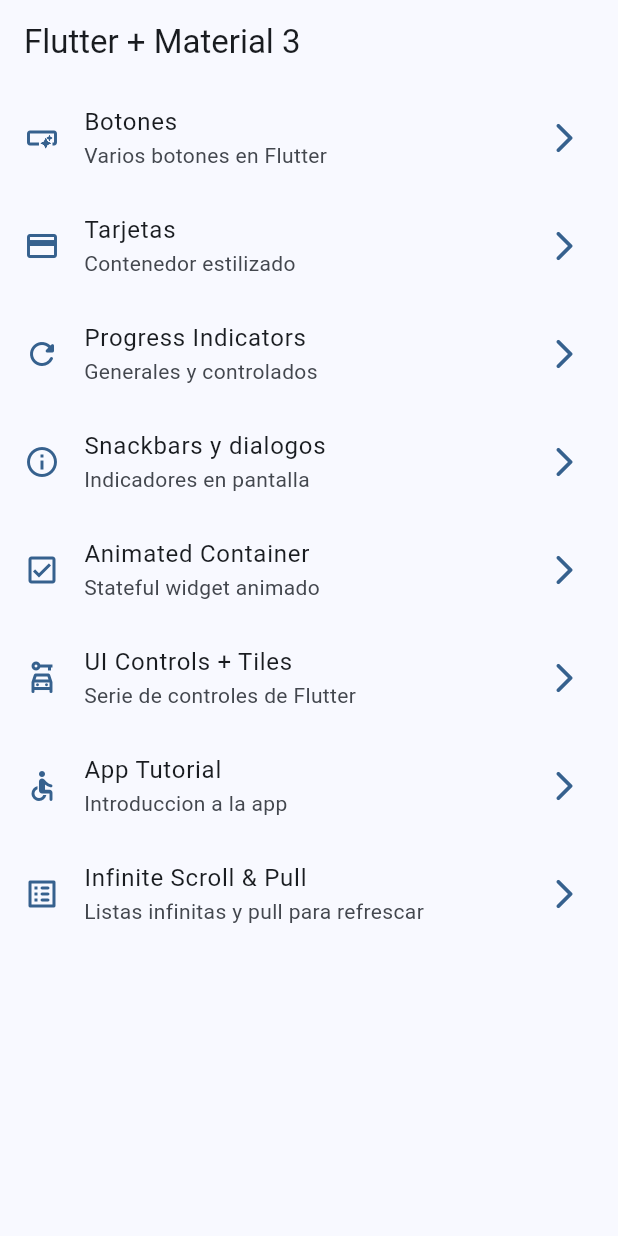
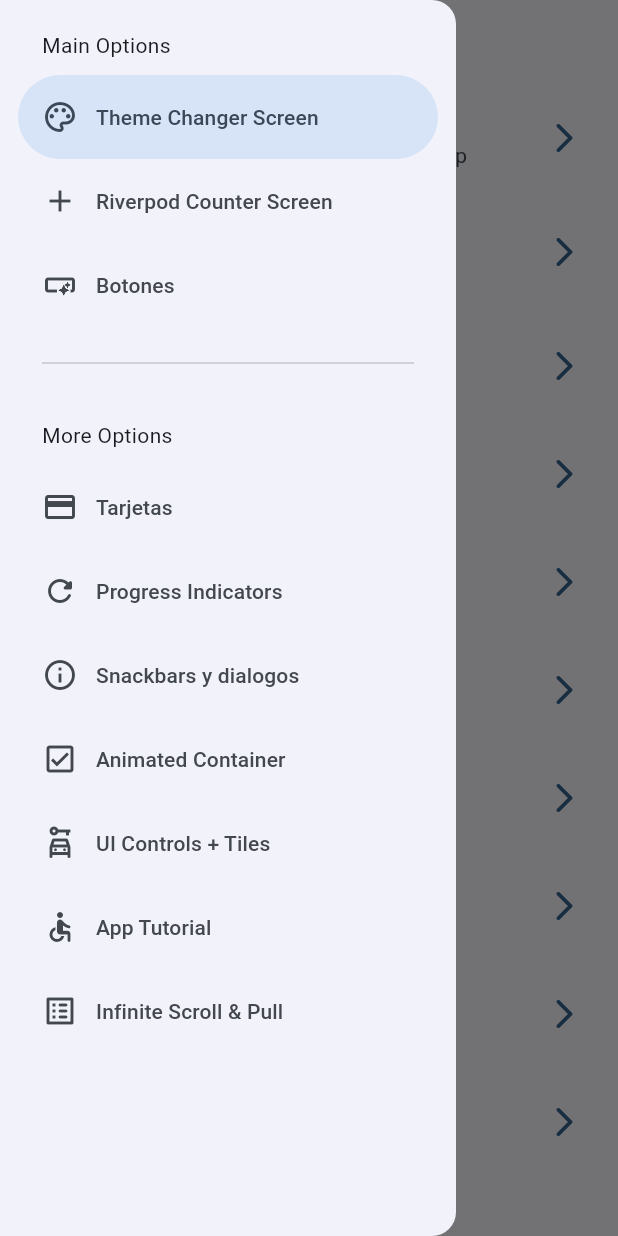
Before and after one commit to brunocoronado49/widgets_app, a Flutter app: the screen it shows after launch, with the side drawer open (before the commit the screen has no drawer), on a phone screen of 412 x 824 dp. Run offline on Flutter 3.47's test engine with Material 3 defaults, Android fonts, the phone set to English and light mode, and no system bars; our stand-ins replace animate_do, flutter_riverpod, go_router.

Commit message:
antes de statenotifies

```diff
--- a/lib/config/menu/menu_items.dart
+++ b/lib/config/menu/menu_items.dart
@@ -16,6 +16,18 @@ class MenuItems {
 }
 
 const appMenuItems = <MenuItems>[
+  MenuItems(
+    title: 'Theme Changer Screen',
+    subtitle: 'Pantalla para cambiar el tema de la app',
+    link: '/theme',
+    icon: Icons.color_lens_outlined
+  ),
+  MenuItems(
+    title: 'Riverpod Counter Screen',
+    subtitle: 'Pantalla de contador e introduccion a Riverpod',
+    link: '/counter',
+    icon: Icons.add
+  ),
   MenuItems(
     title: 'Botones',
     subtitle: 'Varios botones en Flutter',
--- a/lib/config/router/app_router.dart
+++ b/lib/config/router/app_router.dart
@@ -8,6 +8,11 @@ final appRouter = GoRouter(
       name: HomeScreen.name,
       path: '/',
       builder: (context, state) => const HomeScreen()
+    ),
+    GoRoute(
+      name: CounterScreen.name,
+      path: '/counter',
+      builder: (context, state) => const CounterScreen()
     ),
     GoRoute(
       name: ButtonScreen.name,
@@ -49,5 +54,10 @@ final appRouter = GoRouter(
       path: '/infinite',
       builder: (context, state) => const InfiniteScrollScreen()
     ),
+    GoRoute(
+      name: ThemeScreen.name,
+      path: '/theme',
+      builder: (context, state) => const ThemeScreen()
+    ),
   ]
 );
--- a/lib/config/theme/app_theme.dart
+++ b/lib/config/theme/app_theme.dart
@@ -14,15 +14,18 @@ const List<Color> colorList = [
 
 class AppTheme {
   final int selectedColor;
+  final bool darkMode;
 
   AppTheme({
-    this.selectedColor = 0
+    this.selectedColor = 0,
+    this.darkMode = false,
   }): assert( selectedColor >= 0, 'Selected color must be greater than 0' ),
       assert( selectedColor < colorList.length,
         'Selected color must be less than ${ colorList.length - 1 }' );
 
   ThemeData getTheme() => ThemeData(
     useMaterial3: true,
+    brightness: darkMode ? Brightness.dark : Brightness.light,
     colorSchemeSeed: colorList[selectedColor],
     appBarTheme: const AppBarTheme(
       centerTitle: false,
--- a/lib/main.dart
+++ b/lib/main.dart
@@ -1,21 +1,30 @@
 import 'package:flutter/material.dart';
+import 'package:flutter_riverpod/flutter_riverpod.dart';
 import 'package:widgets_app/config/router/app_router.dart';
 import 'package:widgets_app/config/theme/app_theme.dart';
+import 'package:widgets_app/presentation/providers/theme_provider.dart';
 
 void main() {
-  runApp(const MainApp());
+  runApp(
+    const ProviderScope(
+      child: MainApp()
+    )
+  );
 }
 
-class MainApp extends StatelessWidget {
+class MainApp extends ConsumerWidget {
   const MainApp({super.key});
 
   @override
-  Widget build(BuildContext context) {
+  Widget build(BuildContext context, WidgetRef ref) {
+    final int selectedColor = ref.watch(selectedColorProvider);
+    final bool darkMode = ref.watch(darkModeProvider);
+
     return MaterialApp.router(
       title: 'Flutter Widgets',
       routerConfig: appRouter,
       debugShowCheckedModeBanner: false,
-      theme: AppTheme(selectedColor: 0).getTheme(),
+      theme: AppTheme(selectedColor: selectedColor, darkMode: darkMode).getTheme(),
     );
   }
 }
--- /dev/null
+++ b/lib/presentation/providers/counter_provider.dart
@@ -0,0 +1,3 @@
+import 'package:flutter_riverpod/flutter_riverpod.dart';
+
+final counterProvider = StateProvider((ref) => 5);
--- /dev/null
+++ b/lib/presentation/providers/theme_provider.dart
@@ -0,0 +1,6 @@
+import 'package:flutter_riverpod/flutter_riverpod.dart';
+import 'package:widgets_app/config/theme/app_theme.dart';
+
+final colorListProvider = Provider((ref) => colorList);
+final darkModeProvider = StateProvider((ref) => false);
+final selectedColorProvider = StateProvider((ref) => 0);
--- a/lib/presentation/screens/home_screen.dart
+++ b/lib/presentation/screens/home_screen.dart
@@ -1,6 +1,7 @@
 import 'package:flutter/material.dart';
 import 'package:go_router/go_router.dart';
 import 'package:widgets_app/config/menu/menu_items.dart';
+import 'package:widgets_app/presentation/widgets/side_menu.dart';
 
 class HomeScreen extends StatelessWidget {
   static const String name = 'home_screen';
@@ -9,11 +10,15 @@ class HomeScreen extends StatelessWidget {
 
   @override
   Widget build(BuildContext context) {
+    final scaffoldKey = GlobalKey<ScaffoldState>();
+
     return Scaffold(
+      key: scaffoldKey,
       appBar: AppBar(
         title: const Text("Flutter + Material 3"),
       ),
       body: const _HomeView(),
+      drawer: SideMenu(scaffoldKey: scaffoldKey)
     );
   }
 }
--- a/lib/presentation/screens/screens.dart
+++ b/lib/presentation/screens/screens.dart
@@ -1,3 +1,5 @@
+export 'package:widgets_app/presentation/screens/theme_screen.dart';
+export 'package:widgets_app/presentation/screens/counter_screen.dart';
 export 'package:widgets_app/presentation/screens/animated_screen.dart';
 export 'package:widgets_app/presentation/screens/app_tutorial_screen.dart';
 export 'package:widgets_app/presentation/screens/button_screen.dart';
--- /dev/null
+++ b/lib/presentation/widgets/side_menu.dart
@@ -0,0 +1,63 @@
+import 'package:flutter/material.dart';
+import 'package:go_router/go_router.dart';
+import 'package:widgets_app/config/menu/menu_items.dart';
+
+class SideMenu extends StatefulWidget {
+  final GlobalKey<ScaffoldState> scaffoldKey;
+
+  const SideMenu({super.key, required this.scaffoldKey});
+
+  @override
+  State<SideMenu> createState() => _SideMenuState();
+}
+
+class _SideMenuState extends State<SideMenu> {
+  int navDrawerIndex = 0;
+
+  @override
+  Widget build(BuildContext context) {
+    final hasNotch = MediaQuery.of(context).viewPadding.top > 35;
+
+    return NavigationDrawer(
+      selectedIndex: navDrawerIndex,
+      onDestinationSelected: (value) {
+        setState(() {
+          navDrawerIndex = value;
+        });
+
+        final menuItem = appMenuItems[value];
+        context.push(menuItem.link);
+
+        widget.scaffoldKey.currentState?.closeDrawer();
+      },
+      children: [
+        Padding(
+          padding: EdgeInsets.fromLTRB(28, hasNotch ? 10 : 20, 16, 10),
+          child: const Text('Main Options'),
+        ),
+        ...appMenuItems
+          .sublist(0,3)
+          .map((menuItem) => NavigationDrawerDestination(
+            icon: Icon(menuItem.icon),
+            label: Text(menuItem.title)
+          )
+        ),
+        const Padding(
+          padding: EdgeInsets.fromLTRB(28, 16, 28, 10),
+          child: Divider(),
+        ),
+        Padding(
+          padding: EdgeInsets.fromLTRB(28, hasNotch ? 10 : 20, 16, 10),
+          child: const Text('More Options'),
+        ),
+        ...appMenuItems
+          .sublist(3)
+          .map((menuItem) => NavigationDrawerDestination(
+            icon: Icon(menuItem.icon),
+            label: Text(menuItem.title),
+          )
+        ),
+      ],
+    );
+  }
+}
--- a/pubspec.yaml
+++ b/pubspec.yaml
@@ -10,6 +10,7 @@ dependencies:
   animate_do: ^3.3.4
   flutter:
     sdk: flutter
+  flutter_riverpod: ^2.5.1
   go_router: ^14.2.6
 
 dev_dependencies:
```
Also changed, not shown: lib/presentation/screens/counter_screen.dart (added, +42 -0 lines), lib/presentation/screens/theme_screen.dart (added, +57 -0 lines), pubspec.lock.
